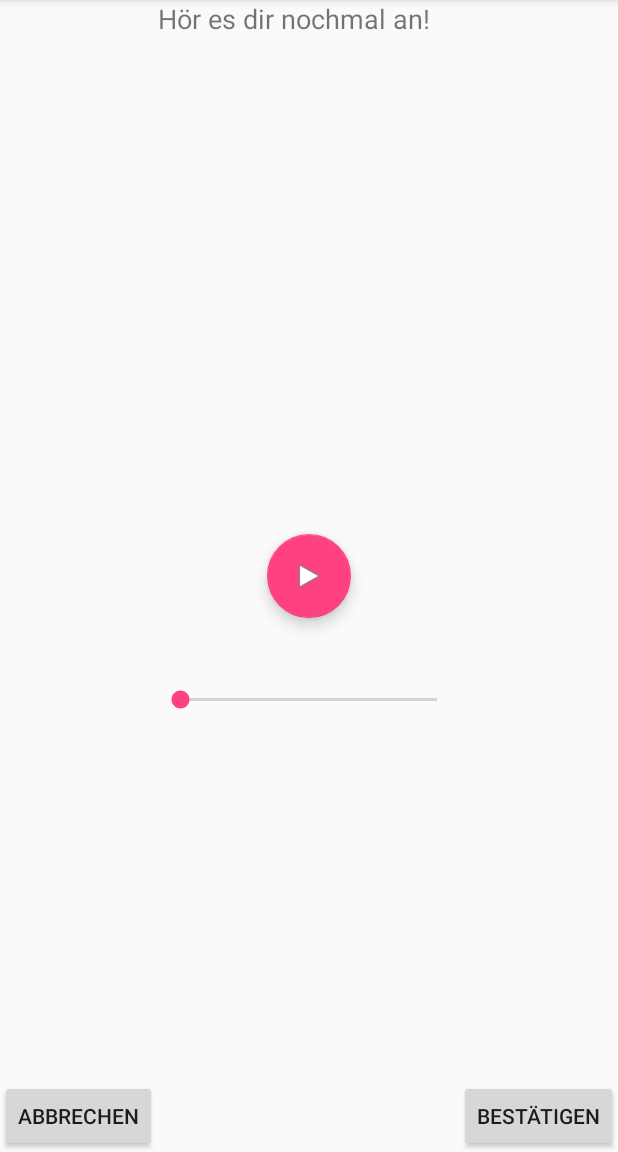
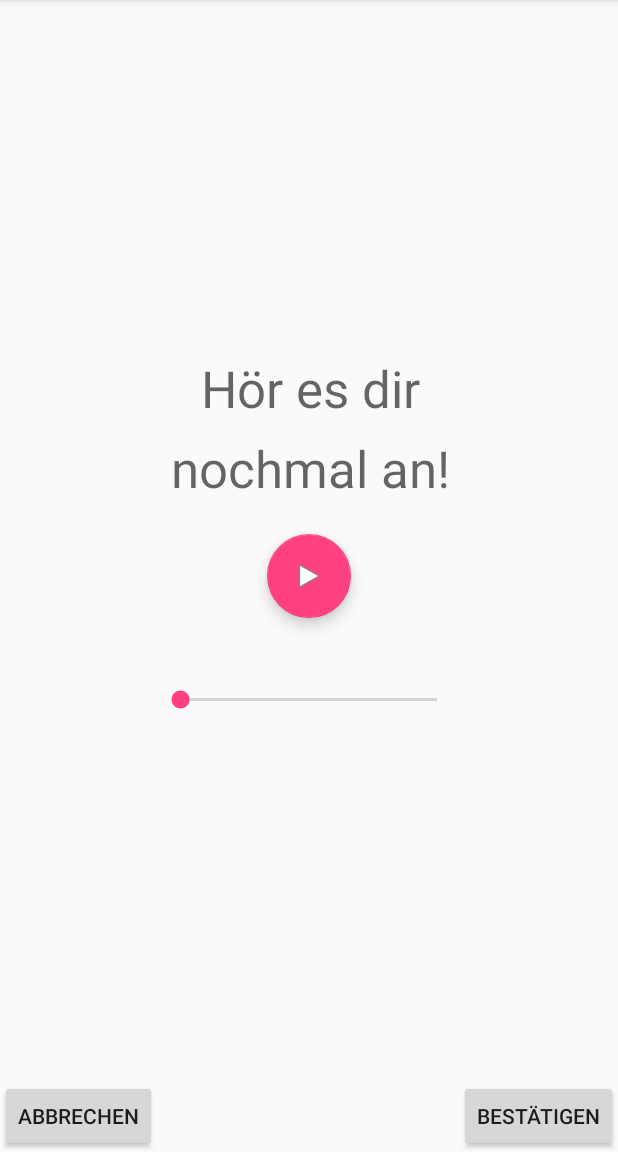
Before and after one commit to lirycw/chattermatter, an Android app: the ConfirmMessage screen opened directly, with no data from a screen before it, on a phone screen of 412 x 824 dp, the part 84-1236 px from its top. Run offline under Robolectric (Android 15) with nearby library versions, the phone set to English and light mode, and no system bars; network calls fail.

Commit message:
added more layout

```diff
--- a/app/src/main/res/layout/confirm_message.xml
+++ b/app/src/main/res/layout/confirm_message.xml
@@ -38,9 +38,11 @@
         android:layout_width="201dp"
         android:layout_height="37dp"
         android:text="Hör es dir nochmal an!"
-        android:textSize="18dp"
-        android:layout_alignParentTop="true"
-        android:layout_centerHorizontal="true" />
+        android:textAlignment="center"
+        android:textAppearance="@style/TextAppearance.AppCompat.Display1"
+        android:layout_above="@+id/textView3"
+        android:layout_alignStart="@+id/textView3"
+        android:layout_marginBottom="16dp" />
 
     <android.support.design.widget.FloatingActionButton
         android:id="@+id/play_bttn"
@@ -52,4 +54,15 @@
         android:layout_centerVertical="true"
         android:layout_centerHorizontal="true" />
 
+    <TextView
+        android:id="@+id/textView3"
+        android:layout_width="201dp"
+        android:layout_height="37dp"
+        android:text="nochmal an!"
+        android:textAlignment="center"
+        android:textAppearance="@style/TextAppearance.AppCompat.Display1"
+        android:layout_marginBottom="29dp"
+        android:layout_above="@+id/seekBar"
+        android:layout_alignEnd="@+id/seekBar" />
+
 </RelativeLayout>
```
Also changed, not shown: app/src/main/res/layout/record_main.xml (+16 -6 lines).
